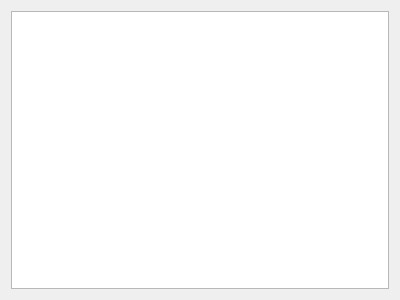
computree/computree-v3, file pluginshared/ct_view/inModel/ctg_inmodelpossibilitieschoice.ui: the form before one commit.
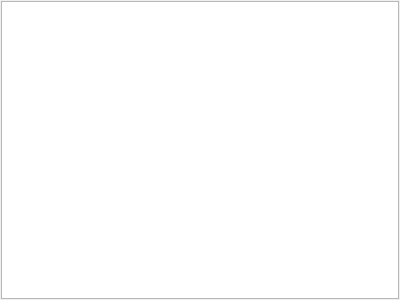
The form after the commit.

Commit message: Amélioration du layout de la fenêtre de configuration des résultats d'entrée.

Patch:
```diff
--- a/pluginshared/ct_view/inModel/ctg_inmodelpossibilitieschoice.ui
+++ b/pluginshared/ct_view/inModel/ctg_inmodelpossibilitieschoice.ui
@@ -14,6 +14,18 @@
    <string>Form</string>
   </property>
   <layout class="QVBoxLayout" name="verticalLayout">
+   <property name="leftMargin">
+    <number>1</number>
+   </property>
+   <property name="topMargin">
+    <number>1</number>
+   </property>
+   <property name="rightMargin">
+    <number>1</number>
+   </property>
+   <property name="bottomMargin">
+    <number>1</number>
+   </property>
    <item>
     <widget class="QTreeView" name="treeView"/>
    </item>
```
The commit also changes 4 other files.
